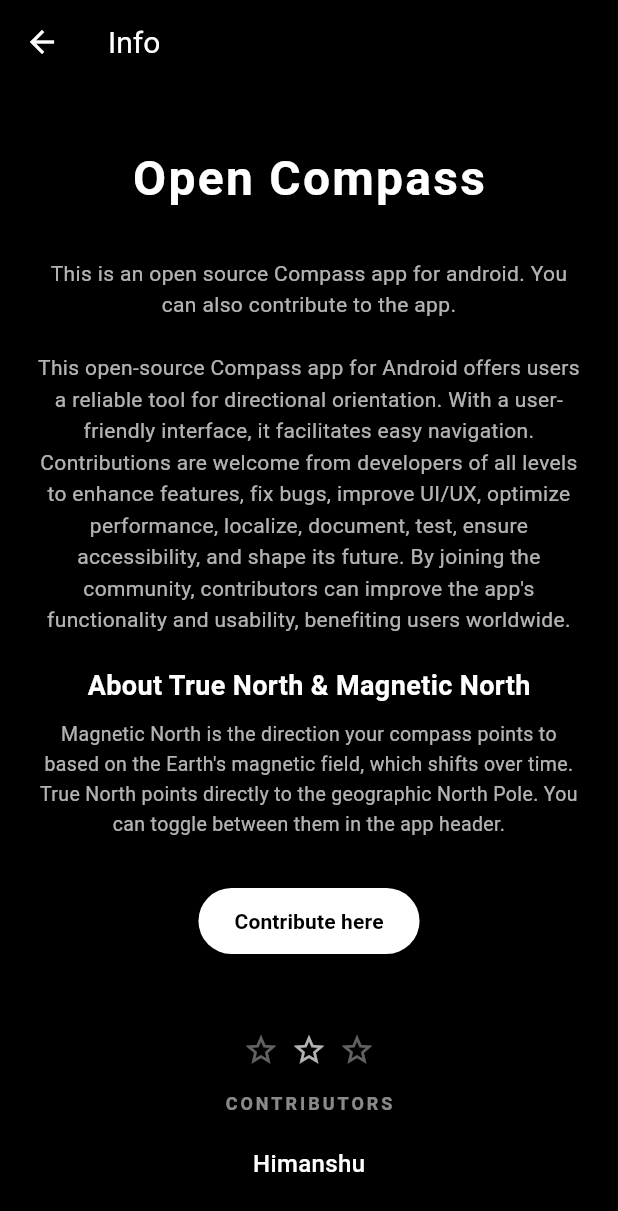
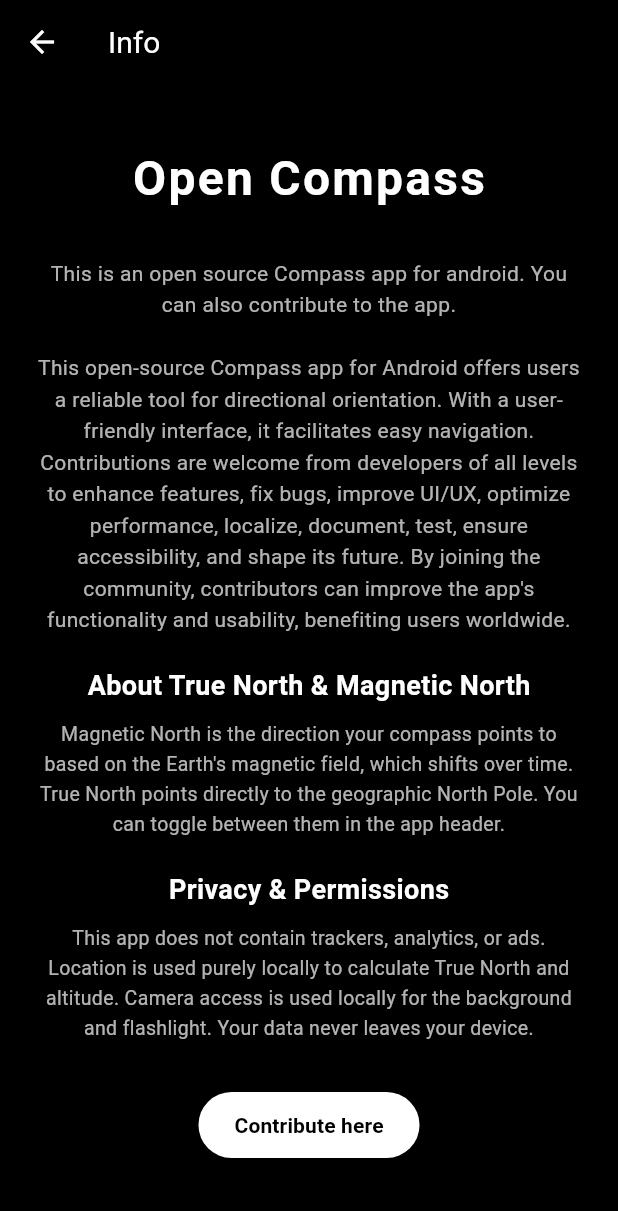
Before and after one commit to Himanshu-Vishwas/opencompass, a Flutter app: the Info screen opened directly, on a phone screen of 412 x 824 dp. Shown: the top 1211 px of the screen. Run offline on Flutter 3.47's test engine with Material 3 defaults, Android fonts, the phone set to English and light mode, and no system bars; our stand-ins replace camera, flutter_compass, geolocator, sensors_plus; missing offline and left inert: magnetic_declination.

Commit message:
feat: add runtime permission rationales for location and camera, update privacy info, and bump app version

```diff
--- a/lib/info.dart
+++ b/lib/info.dart
@@ -60,6 +60,17 @@ class _InfoState extends State<Info> {
                     style: TextStyle(color: Colors.white70, fontSize: 13, height: 1.5),
                     textAlign: TextAlign.center,
                   ),
+                  const SizedBox(height: 20),
+                  const Text(
+                    "Privacy & Permissions",
+                    style: TextStyle(color: Colors.white, fontSize: 18, fontWeight: FontWeight.bold),
+                  ),
+                  const SizedBox(height: 10),
+                  const Text(
+                    "This app does not contain trackers, analytics, or ads. Location is used purely locally to calculate True North and altitude. Camera access is used locally for the background and flashlight. Your data never leaves your device.",
+                    style: TextStyle(color: Colors.white70, fontSize: 13, height: 1.5),
+                    textAlign: TextAlign.center,
+                  ),
                   const SizedBox(height: 30),
                   TextButton(
                     onPressed: () => _launchUrl(),
--- a/pubspec.yaml
+++ b/pubspec.yaml
@@ -2,7 +2,7 @@ name: opencompass
 description: "Compass app"
 publish_to: 'none'
 
-version: 1.4.1+9
+version: 1.4.2+10
 
 environment:
   sdk: '>=3.3.0 <4.0.0'
```
Also changed, not shown: lib/Homepage.dart (+80 -7 lines), pubspec.lock, 1 other file.
